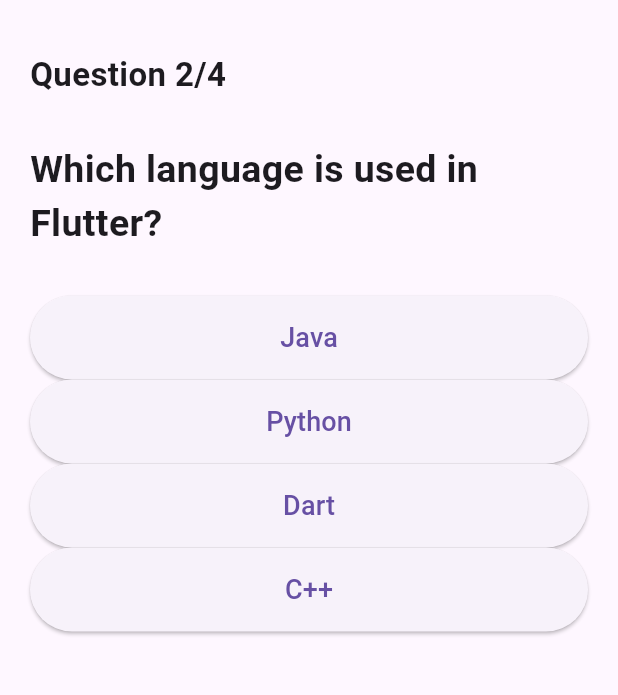
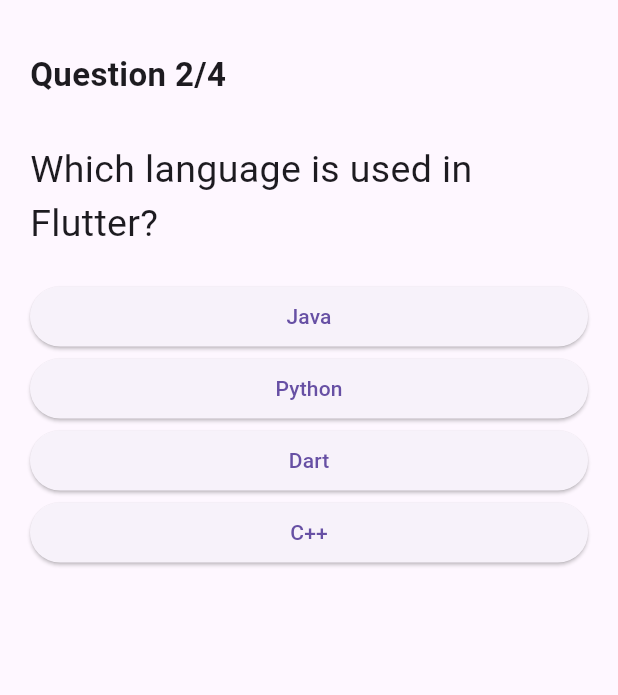
Before and after one commit to hazeedshaik123s/quiz_app, a Flutter app: the screen it shows after launch, after a tap on "Database", on a phone screen of 412 x 824 dp, the part 63-758 px from its top. Run offline on Flutter 3.47's test engine with Material 3 defaults, Android fonts, the phone set to English and light mode, and no system bars.

Commit message:
update quiz app code

```diff
--- a/lib/main.dart
+++ b/lib/main.dart
@@ -11,90 +11,61 @@ class QuizApp extends StatelessWidget {
   Widget build(BuildContext context) {
     return MaterialApp(
       debugShowCheckedModeBanner: false,
-      title: "Quiz App",
-      theme: ThemeData(
-        primarySwatch: Colors.blue,
-      ),
-      home: const QuizScreen(),
+      home: QuizPage(),
     );
   }
 }
 
-
-class QuizScreen extends StatefulWidget {
-  const QuizScreen({super.key});
+class QuizPage extends StatefulWidget {
+  const QuizPage({super.key});
 
   @override
-  State<QuizScreen> createState() => _QuizScreenState();
+  State<QuizPage> createState() => _QuizPageState();
 }
 
+class _QuizPageState extends State<QuizPage> {
 
-class _QuizScreenState extends State<QuizScreen> {
+  int index = 0;
+  int score = 0;
+  bool finished = false;
 
-  int questionIndex = 0;
-  int score = 0;
-
-
-  final List<Map<String, dynamic>> questions = [
-
+  final questions = [
     {
-      "question": "What is Flutter?",
-      "answers": [
-        {"text": "Database", "score": 0},
-        {"text": "UI Toolkit", "score": 1},
-        {"text": "Operating System", "score": 0},
-        {"text": "Browser", "score": 0},
-      ]
+      "q": "What is Flutter?",
+      "a": ["Database", "UI Toolkit", "Browser", "OS"],
+      "correct": 1
     },
-
     {
-      "question": "Which language is used in Flutter?",
-      "answers": [
-        {"text": "Java", "score": 0},
-        {"text": "Python", "score": 0},
-        {"text": "Dart", "score": 1},
-        {"text": "C++", "score": 0},
-      ]
+      "q": "Which language is used in Flutter?",
+      "a": ["Java", "Python", "Dart", "C++"],
+      "correct": 2
     },
-
     {
-      "question": "Flutter is developed by?",
-      "answers": [
-        {"text": "Google", "score": 1},
-        {"text": "Microsoft", "score": 0},
-        {"text": "Apple", "score": 0},
-        {"text": "Amazon", "score": 0},
-      ]
+      "q": "Flutter is developed by?",
+      "a": ["Google", "Apple", "Microsoft", "Amazon"],
+      "correct": 0
     },
-
     {
-      "question": "Which file is the starting point of Flutter?",
-      "answers": [
-        {"text": "index.html", "score": 0},
-        {"text": "main.dart", "score": 1},
-        {"text": "app.js", "score": 0},
-        {"text": "server.dart", "score": 0},
-      ]
+      "q": "Starting file of Flutter?",
+      "a": ["index.html", "main.dart", "app.js", "server.js"],
+      "correct": 1
     }
-
   ];
 
 
   void answer(int value){
 
+    if(value == questions[index]["correct"]){
+      score++;
+    }
+
     setState(() {
 
-      score += value;
-
-      if(questionIndex < questions.length-1){
-
-        questionIndex++;
-
+      if(index < questions.length - 1){
+        index++;
       }
       else{
-
-        showResult = true;
-
+        finished = true;
       }
 
     });
@@ -102,24 +73,19 @@ class _QuizScreenState extends State<QuizScreen> {
   }
 
 
-  bool showResult=false;
-
-
   void restart(){
 
     setState(() {
-
-      questionIndex=0;
-      score=0;
-      showResult=false;
-
+      index = 0;
+      score = 0;
+      finished = false;
     });
 
   }
 
 
   @override
-  Widget build(BuildContext context) {
+  Widget build(BuildContext context){
 
     return Scaffold(
 
@@ -129,20 +95,38 @@ class _QuizScreenState extends State<QuizScreen> {
       ),
 
 
-      body: showResult
-      ? resultScreen()
-      : quizScreen(),
+      body: finished
+      ? Center(
+        child: Column(
+          mainAxisAlignment: MainAxisAlignment.center,
+          children: [
 
-    );
-  }
+            Text(
+              "Quiz Completed",
+              style: TextStyle(fontSize:30),
+            ),
+
+            SizedBox(height:20),
+
+            Text(
+              "Score: $score / ${questions.length}",
+              style: TextStyle(fontSize:25),
+            ),
+
+            SizedBox(height:20),
+
+            ElevatedButton(
+              onPressed: restart,
+              child: Text("Restart"),
+            )
+
+          ],
+        ),
+      )
 
 
-
-  Widget quizScreen(){
-
-    return Padding(
-
-      padding: const EdgeInsets.all(20),
+      : Padding(
+        padding: EdgeInsets.all(20),
 
         child: Column(
 
@@ -151,115 +135,48 @@ class _QuizScreenState extends State<QuizScreen> {
           children: [
 
             Text(
-            "Question ${questionIndex+1}/${questions.length}",
-            style: const TextStyle(
+              "Question ${index+1}/${questions.length}",
+              style: TextStyle(
                 fontSize:22,
                 fontWeight:FontWeight.bold
               ),
             ),
 
 
-          const SizedBox(height:30),
+            SizedBox(height:30),
 
 
             Text(
-
-            questions[questionIndex]["question"],
-
-            style: const TextStyle(
-              fontSize:25,
-              fontWeight:FontWeight.bold
-            ),
-
+              questions[index]["q"].toString(),
+              style: TextStyle(fontSize:25),
             ),
 
 
-          const SizedBox(height:30),
+            SizedBox(height:20),
 
 
-          ...(questions[questionIndex]["answers"]
-          as List<Map<String,dynamic>>)
-          .map((answer){
+            ...(questions[index]["a"] as List)
+            .asMap()
+            .entries
+            .map((item){
 
               return ElevatedButton(
 
-              style: ElevatedButton.styleFrom(
-                padding: const EdgeInsets.all(15)
-              ),
-
                 onPressed: (){
-
-                this.answer(answer["score"]);
-
+                  answer(item.key);
                 },
 
                 child: Text(
-                answer["text"],
-                style: const TextStyle(fontSize:18),
+                  item.value.toString()
                 ),
 
               );
 
-          }).toList()
-
+            })
 
           ],
-
         ),
-
-    );
-
-  }
-
-
-
-  Widget resultScreen(){
-
-    return Center(
-
-      child: Column(
-
-        mainAxisAlignment: MainAxisAlignment.center,
-
-        children: [
-
-          const Text(
-            "Quiz Completed!",
-            style: TextStyle(
-              fontSize:30,
-              fontWeight:FontWeight.bold
-            ),
-          ),
-
-
-          const SizedBox(height:20),
-
-
-          Text(
-
-            "Your Score: $score / ${questions.length}",
-
-            style: const TextStyle(
-              fontSize:25
-            ),
-
-          ),
-
-
-          const SizedBox(height:30),
-
-
-          ElevatedButton(
-
-            onPressed: restart,
-
-            child: const Text("Restart Quiz"),
-
       )
-
-        ],
-
-      ),
 
     );
 
```
Lines whose indentation alone changed are shown as unchanged.
